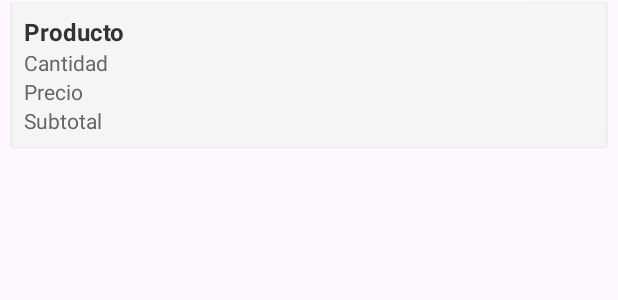
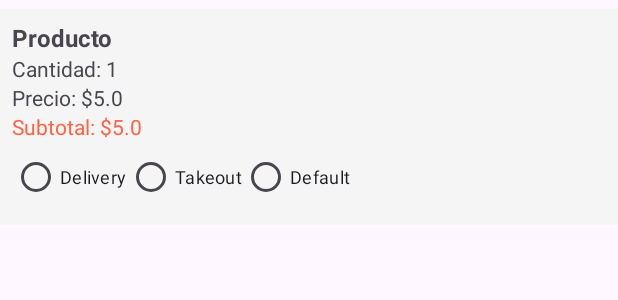
Before and after one commit to fariceo/AppMovilVolantuso, an Android app: the layout item_detalle_producto.xml on its own in the app's theme, with its tools: preview values and no code run, on a phone screen of 412 x 824 dp. Shown: the top 300 px of the screen. Run offline under Robolectric (Android 15) with nearby library versions, the phone set to English and light mode, and no system bars; network calls fail.

```diff
--- a/app/src/main/java/com/elrancho/cocina/ordenes/ver_pedidos/DetalleProducto.kt
+++ b/app/src/main/java/com/elrancho/cocina/ordenes/ver_pedidos/DetalleProducto.kt
@@ -5,5 +5,7 @@ data class DetalleProducto(
     val cantidad: Int,
     val precio: Double,
     val total: Double,
-    val fecha: String
+    val fecha: String,
+    val delivery_type: String,  // Tipo de delivery
+    var delivery_cost: Double   // Costo de delivery calculado
 )
--- a/app/src/main/res/layout/item_detalle_producto.xml
+++ b/app/src/main/res/layout/item_detalle_producto.xml
@@ -6,42 +6,63 @@
     android:orientation="vertical"
     android:background="#F5F5F5"
     android:layout_marginBottom="6dp"
-    android:layout_marginTop="2dp"
-    android:layout_marginStart="8dp"
-    android:layout_marginEnd="8dp"
-    android:elevation="1dp">
+    android:layout_marginTop="6dp">
 
     <TextView
         android:id="@+id/txtNombreProducto"
         android:layout_width="wrap_content"
         android:layout_height="wrap_content"
         android:text="Producto"
-        android:textStyle="bold"
-        android:textColor="#333333"
-        android:textSize="16sp" />
+        android:textSize="16sp"
+        android:textStyle="bold" />
 
     <TextView
         android:id="@+id/txtCantidad"
         android:layout_width="wrap_content"
         android:layout_height="wrap_content"
-        android:text="Cantidad"
-        android:textSize="14sp"
-        android:textColor="#666666" />
+        android:text="Cantidad: 1"
+        android:textSize="14sp" />
 
     <TextView
         android:id="@+id/txtPrecio"
         android:layout_width="wrap_content"
         android:layout_height="wrap_content"
-        android:text="Precio"
-        android:textSize="14sp"
-        android:textColor="#666666" />
+        android:text="Precio: $5.0"
+        android:textSize="14sp" />
 
     <TextView
         android:id="@+id/txtSubtotal"
         android:layout_width="wrap_content"
         android:layout_height="wrap_content"
-        android:text="Subtotal"
+        android:text="Subtotal: $5.0"
         android:textSize="14sp"
-        android:textColor="#666666" />
+        android:textColor="#FF6347" />
 
+    <RadioGroup
+        android:id="@+id/radioGroupDelivery"
+        android:layout_width="match_parent"
+        android:layout_height="wrap_content"
+        android:orientation="horizontal">
+
+        <RadioButton
+            android:id="@+id/radioDelivery"
+            android:layout_width="wrap_content"
+            android:layout_height="wrap_content"
+            android:text="Delivery"
+            android:textSize="12sp" />
+
+        <RadioButton
+            android:id="@+id/radioTakeout"
+            android:layout_width="wrap_content"
+            android:layout_height="wrap_content"
+            android:text="Takeout"
+            android:textSize="12sp" />
+
+        <RadioButton
+            android:id="@+id/radioDefault"
+            android:layout_width="wrap_content"
+            android:layout_height="wrap_content"
+            android:text="Default"
+            android:textSize="12sp" />
+    </RadioGroup>
 </LinearLayout>
```
Also changed, not shown: app/src/main/java/com/elrancho/cocina/ordenes/ver_pedidos/PedidoAgrupado.kt (+18 -0 lines), app/src/main/java/com/elrancho/cocina/ordenes/ver_pedidos/PedidoAgrupadoAdapter.kt (+47 -4 lines), app/src/main/java/com/elrancho/cocina/ordenes/ver_pedidos/VerPedidosActivity.kt (+3 -15 lines), app/src/main/res/layout/item_pedido_agrupado.xml (+14 -17 lines).
